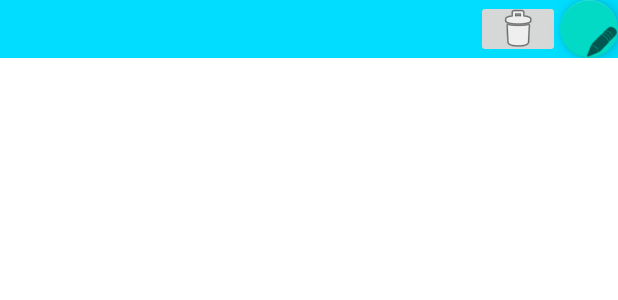
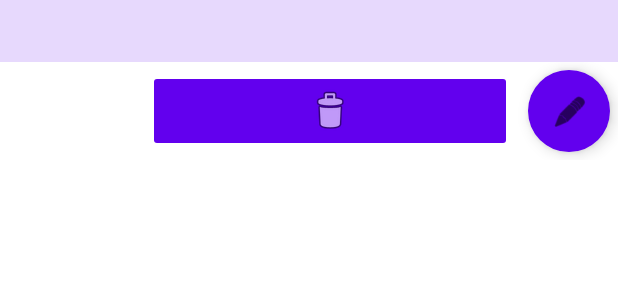
Before and after one commit to Zaruus/JIN-DM, an Android app: the layout item_task.xml on its own in the app's theme, with its tools: preview values and no code run, on a phone screen of 412 x 824 dp. Shown: the top 300 px of the screen. Run offline under Robolectric (Android 15) with nearby library versions, the phone set to English and light mode, and no system bars.

Commit message:
Appli plus jolie

```diff
--- a/app/src/main/java/com/quentinmoreels/todo/authentication/LoginFragment.kt
+++ b/app/src/main/java/com/quentinmoreels/todo/authentication/LoginFragment.kt
@@ -16,12 +16,15 @@ import androidx.navigation.fragment.findNavController
 import com.quentinmoreels.todo.MainActivity
 import com.quentinmoreels.todo.R
 import com.quentinmoreels.todo.databinding.FragmentLoginBinding
+import com.quentinmoreels.todo.network.UserWebService
 import com.quentinmoreels.todo.userinfo.UserInfoViewModel
 import kotlinx.coroutines.launch
 
 class LoginFragment : Fragment() {
     private var _binding: FragmentLoginBinding? = null
     private val userInfoViewModel: UserInfoViewModel by viewModels()
+
+    private val userWebService: UserWebService by viewModels()
 
     // This property is only valid between onCreateView and
     // onDestroyView.
--- a/app/src/main/java/com/quentinmoreels/todo/network/TasksWebService.kt
+++ b/app/src/main/java/com/quentinmoreels/todo/network/TasksWebService.kt
@@ -14,7 +14,6 @@ interface TasksWebService {
     @PATCH("tasks/{id}")
     suspend fun update(@Body task: Task, @Path("id") id: String? = task.id): Response<Task>
 
-// Inspirez vous d'au dessus et de la doc de l'API pour compléter:
     @DELETE("tasks/{id}")
     suspend fun delete(@Path("id") id: String): Response<Unit>
 }
--- a/app/src/main/java/com/quentinmoreels/todo/tasklist/TaskListFragment.kt
+++ b/app/src/main/java/com/quentinmoreels/todo/tasklist/TaskListFragment.kt
@@ -45,7 +45,7 @@ class TaskListFragment : Fragment() {
 
         override fun onClickModify(task: Task) {
             val intent = Intent(activity, FormActivity::class.java)
-            intent.putExtra("task", task)
+            intent.putExtra("taskToModify", task)
             formLauncher.launch(intent)
         }
     }
@@ -146,7 +146,7 @@ class TaskListFragment : Fragment() {
     val formLauncher = registerForActivityResult(ActivityResultContracts.StartActivityForResult()) { result ->
         if (result.resultCode == AppCompatActivity.RESULT_OK) {
             val recyclerView = binding.recyclerView
-            val task = result.data?.getSerializableExtra("task") as Task
+            val task = result.data?.getSerializableExtra("taskModified") as Task
             recyclerView.adapter = adapter
 
             val oldTask = taskListViewModel.taskList.value.firstOrNull { it.id == task.id }
--- a/app/src/main/res/layout/item_task.xml
+++ b/app/src/main/res/layout/item_task.xml
@@ -4,51 +4,61 @@
     xmlns:tools="http://schemas.android.com/tools"
     android:layout_width="match_parent"
     android:layout_height="wrap_content"
+    android:foregroundTintMode="add"
     android:orientation="vertical">
 
-    <androidx.constraintlayout.widget.ConstraintLayout
+    <LinearLayout
         android:layout_width="match_parent"
-        android:layout_height="match_parent">
+        android:layout_height="match_parent"
+        android:orientation="vertical">
 
         <TextView
             android:id="@+id/task_title"
             android:layout_width="match_parent"
             android:layout_height="wrap_content"
-            android:background="@android:color/holo_blue_bright"
-            app:layout_constraintBottom_toTopOf="@id/task_description"
-            app:layout_constraintEnd_toEndOf="parent"
-            app:layout_constraintStart_toStartOf="parent"
-            app:layout_constraintTop_toTopOf="parent" />
+            android:background="#266200EE"
+            android:gravity="center"
+            android:textSize="14dp"
+            android:textStyle="bold" />
 
         <TextView
             android:id="@+id/task_description"
             android:layout_width="match_parent"
             android:layout_height="wrap_content"
-            android:background="@android:color/holo_blue_bright"
-            app:layout_constraintEnd_toEndOf="parent"
-            app:layout_constraintStart_toStartOf="parent"
-            app:layout_constraintTop_toBottomOf="@id/task_title" />
+            android:background="#266200EE"
+            android:gravity="center"
+            android:textSize="16sp"
+            android:textStyle="italic" />
+
+        <LinearLayout
+            android:layout_width="match_parent"
+            android:layout_height="65dp"
+            android:gravity="right"
+            android:orientation="horizontal">
 
             <ImageButton
                 android:id="@+id/butDelete"
                 android:layout_width="wrap_content"
-            android:layout_height="0dp"
-            app:layout_constraintBottom_toBottomOf="@id/task_description"
-            app:layout_constraintEnd_toStartOf="@id/butModifyTask"
-            app:layout_constraintTop_toTopOf="@id/task_title"
+                android:layout_height="match_parent"
+                android:layout_margin="5dp"
+                android:layout_weight="2"
+                android:backgroundTint="@color/purple_500"
                 app:srcCompat="@android:drawable/ic_menu_delete" />
 
             <com.google.android.material.floatingactionbutton.FloatingActionButton
                 android:id="@+id/butModifyTask"
-            android:layout_width="wrap_content"
-            android:layout_height="0dp"
+                android:layout_width="match_parent"
+                android:layout_height="match_parent"
+                android:layout_margin="5dp"
+                android:layout_weight="1"
+                android:backgroundTint="@color/purple_500"
                 android:clickable="true"
-            app:layout_constraintBottom_toBottomOf="@id/task_description"
-            app:layout_constraintEnd_toEndOf="parent"
-            app:layout_constraintTop_toTopOf="@id/butDelete"
-            app:layout_constraintVertical_bias="0.0"
+                app:backgroundTint="@color/white"
+                app:borderWidth="0dp"
+                app:fabSize="auto"
                 app:srcCompat="@android:drawable/ic_menu_edit" />
 
-    </androidx.constraintlayout.widget.ConstraintLayout>
+        </LinearLayout>
+    </LinearLayout>
 
 </LinearLayout>
```
Also changed, not shown: app/src/main/java/com/quentinmoreels/todo/form/FormActivity.kt (+9 -3 lines), app/src/main/res/layout/fragment_task_list.xml (+17 -5 lines). Lines whose indentation alone changed are shown as unchanged.
